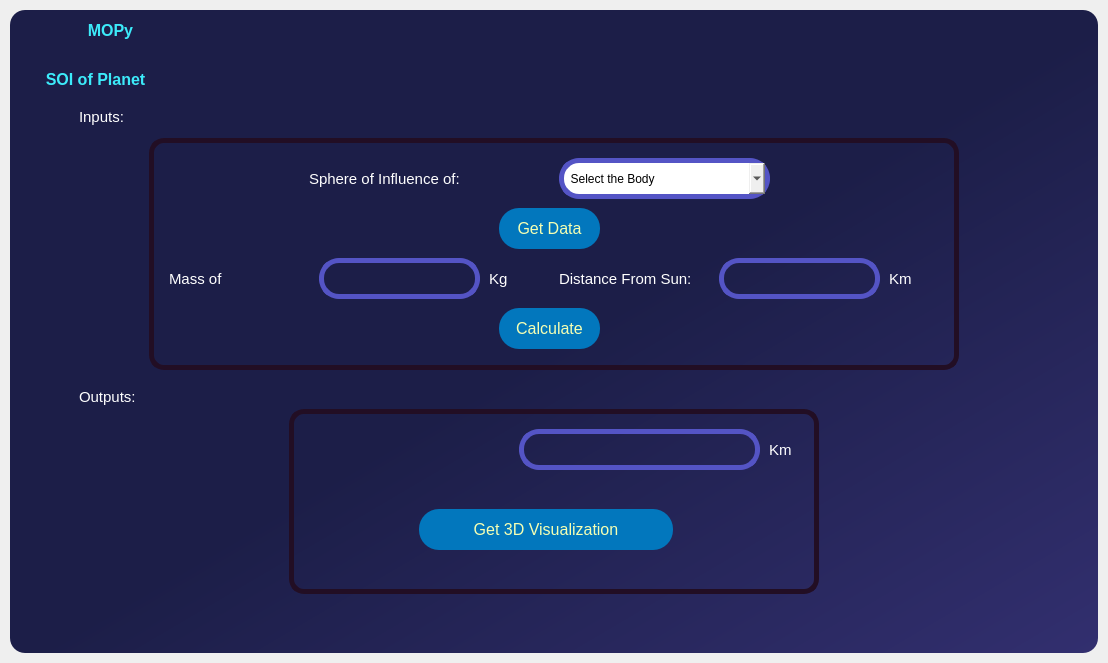
Qt form UI_Functions/Home_Page.ui (Mechanics-of-Orbit/MOPy) before a commit.
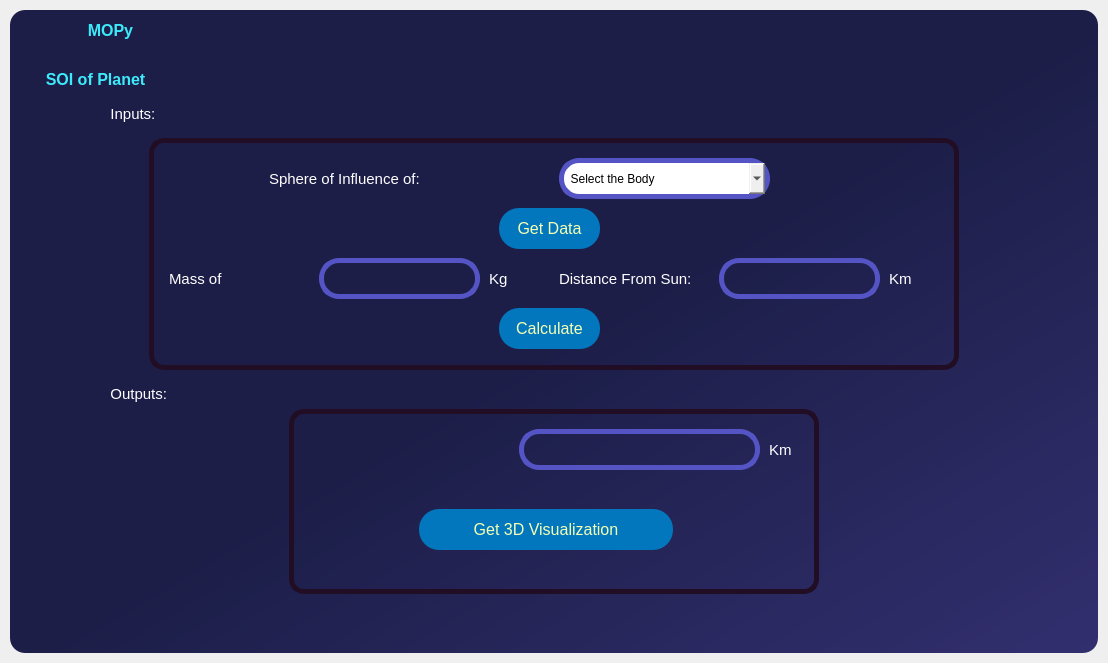
The same form after that commit. The open tabs and pages were chosen to show the change. Icons and pictures are not drawn.

The edit to the form file:
```diff
--- a/UI_Functions/Home_Page.ui
+++ b/UI_Functions/Home_Page.ui
@@ -2022,15 +2022,24 @@
                    <property name="frameShadow">
                     <enum>QFrame::Raised</enum>
                    </property>
+                   <layout class="QHBoxLayout" name="horizontalLayout_16">
+                    <property name="spacing">
+                     <number>0</number>
+                    </property>
+                    <property name="leftMargin">
+                     <number>0</number>
+                    </property>
+                    <property name="topMargin">
+                     <number>0</number>
+                    </property>
+                    <property name="rightMargin">
+                     <number>0</number>
+                    </property>
+                    <property name="bottomMargin">
+                     <number>0</number>
+                    </property>
+                    <item>
                    <widget class="QLabel" name="label_7">
-                    <property name="geometry">
-                     <rect>
-                      <x>60</x>
-                      <y>10</y>
-                      <width>61</width>
-                      <height>16</height>
-                     </rect>
-                    </property>
                     <property name="font">
                      <font>
                       <pointsize>11</pointsize>
@@ -2040,9 +2049,11 @@
                      <string notr="true">color: white;</string>
                     </property>
                     <property name="text">
-                     <string>Inputs:</string>
-                    </property>
-                   </widget>
+                       <string>                      Inputs:</string>
+                      </property>
+                     </widget>
+                    </item>
+                   </layout>
                   </widget>
                  </item>
                  <item>
@@ -2097,7 +2108,7 @@
                       <widget class="QLabel" name="label_8">
                        <property name="geometry">
                         <rect>
-                         <x>160</x>
+                         <x>120</x>
                          <y>30</y>
                          <width>171</width>
                          <height>21</height>
@@ -2430,15 +2441,24 @@
                    <property name="frameShadow">
                     <enum>QFrame::Raised</enum>
                    </property>
+                   <layout class="QHBoxLayout" name="horizontalLayout_19">
+                    <property name="spacing">
+                     <number>0</number>
+                    </property>
+                    <property name="leftMargin">
+                     <number>0</number>
+                    </property>
+                    <property name="topMargin">
+                     <number>0</number>
+                    </property>
+                    <property name="rightMargin">
+                     <number>0</number>
+                    </property>
+                    <property name="bottomMargin">
+                     <number>0</number>
+                    </property>
+                    <item>
                    <widget class="QLabel" name="label_15">
-                    <property name="geometry">
-                     <rect>
-                      <x>60</x>
-                      <y>10</y>
-                      <width>61</width>
-                      <height>16</height>
-                     </rect>
-                    </property>
                     <property name="font">
                      <font>
                       <pointsize>11</pointsize>
@@ -2448,9 +2468,11 @@
                      <string notr="true">color: white;</string>
                     </property>
                     <property name="text">
-                     <string>Outputs:</string>
-                    </property>
-                   </widget>
+                       <string>                      Outputs:</string>
+                      </property>
+                     </widget>
+                    </item>
+                   </layout>
                   </widget>
                  </item>
                  <item>
```
Lines whose indentation alone changed are shown as unchanged.
